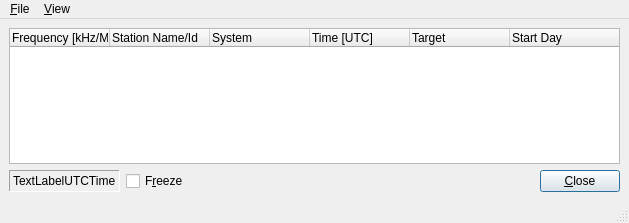
Above: dream/src/GUI-QT/LiveScheduleWindow.ui from mmjee/dream-patched before the change. Below: the same form after it.
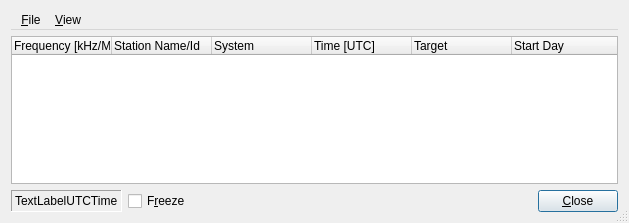
That is the form after the change. Icons and pictures are not drawn.

Patch:
```diff
--- a/dream/src/GUI-QT/LiveScheduleWindow.ui
+++ b/dream/src/GUI-QT/LiveScheduleWindow.ui
@@ -1,7 +1,7 @@
 <?xml version="1.0" encoding="UTF-8"?>
 <ui version="4.0">
  <class>LiveScheduleWindow</class>
- <widget class="QMainWindow" name="LiveScheduleWindow">
+ <widget class="QDialog" name="LiveScheduleWindow">
   <property name="geometry">
    <rect>
     <x>0</x>
@@ -17,7 +17,40 @@
    <iconset resource="res/icons.qrc">
     <normaloff>:/icons/MainIcon.png</normaloff>:/icons/MainIcon.png</iconset>
   </property>
-  <widget class="QWidget" name="centralwidget">
+  <property name="sizeGripEnabled">
+   <bool>true</bool>
+  </property>
+  <layout class="QVBoxLayout" name="verticalLayout">
+   <item>
+    <widget class="QMenuBar" name="menubar">
+     <widget class="QMenu" name="menuFile">
+      <property name="title">
+       <string>&amp;File</string>
+      </property>
+      <addaction name="actionSave"/>
+     </widget>
+     <widget class="QMenu" name="menu_View">
+      <property name="title">
+       <string>&amp;View</string>
+      </property>
+      <widget class="QMenu" name="menuStations_preview">
+       <property name="title">
+        <string>Stations &amp;preview</string>
+       </property>
+       <addaction name="actionDisabled"/>
+       <addaction name="action5minutes"/>
+       <addaction name="action15minutes"/>
+       <addaction name="action30minutes"/>
+      </widget>
+      <addaction name="actionShowOnlyActiveStations"/>
+      <addaction name="actionShowAllStations"/>
+      <addaction name="menuStations_preview"/>
+     </widget>
+     <addaction name="menuFile"/>
+     <addaction name="menu_View"/>
+    </widget>
+   </item>
+   <item>
    <layout class="QGridLayout" name="gridLayout">
     <item row="0" column="0" colspan="4">
      <widget class="QTreeWidget" name="ListViewStations">
@@ -148,43 +181,8 @@
      </widget>
     </item>
    </layout>
-  </widget>
-  <widget class="QMenuBar" name="menubar">
-   <property name="geometry">
-    <rect>
-     <x>0</x>
-     <y>0</y>
-     <width>629</width>
-     <height>17</height>
-    </rect>
-   </property>
-   <widget class="QMenu" name="menuFile">
-    <property name="title">
-     <string>&amp;File</string>
-    </property>
-    <addaction name="actionSave"/>
-   </widget>
-   <widget class="QMenu" name="menu_View">
-    <property name="title">
-     <string>&amp;View</string>
-    </property>
-    <widget class="QMenu" name="menuStations_preview">
-     <property name="title">
-      <string>Stations &amp;preview</string>
-     </property>
-     <addaction name="actionDisabled"/>
-     <addaction name="action5minutes"/>
-     <addaction name="action15minutes"/>
-     <addaction name="action30minutes"/>
-    </widget>
-    <addaction name="actionShowOnlyActiveStations"/>
-    <addaction name="actionShowAllStations"/>
-    <addaction name="menuStations_preview"/>
-   </widget>
-   <addaction name="menuFile"/>
-   <addaction name="menu_View"/>
-  </widget>
-  <widget class="QStatusBar" name="statusbar"/>
+   </item>
+  </layout>
   <action name="actionShowOnlyActiveStations">
    <property name="checkable">
     <bool>true</bool>
```
Lines whose indentation alone changed are shown as unchanged.
